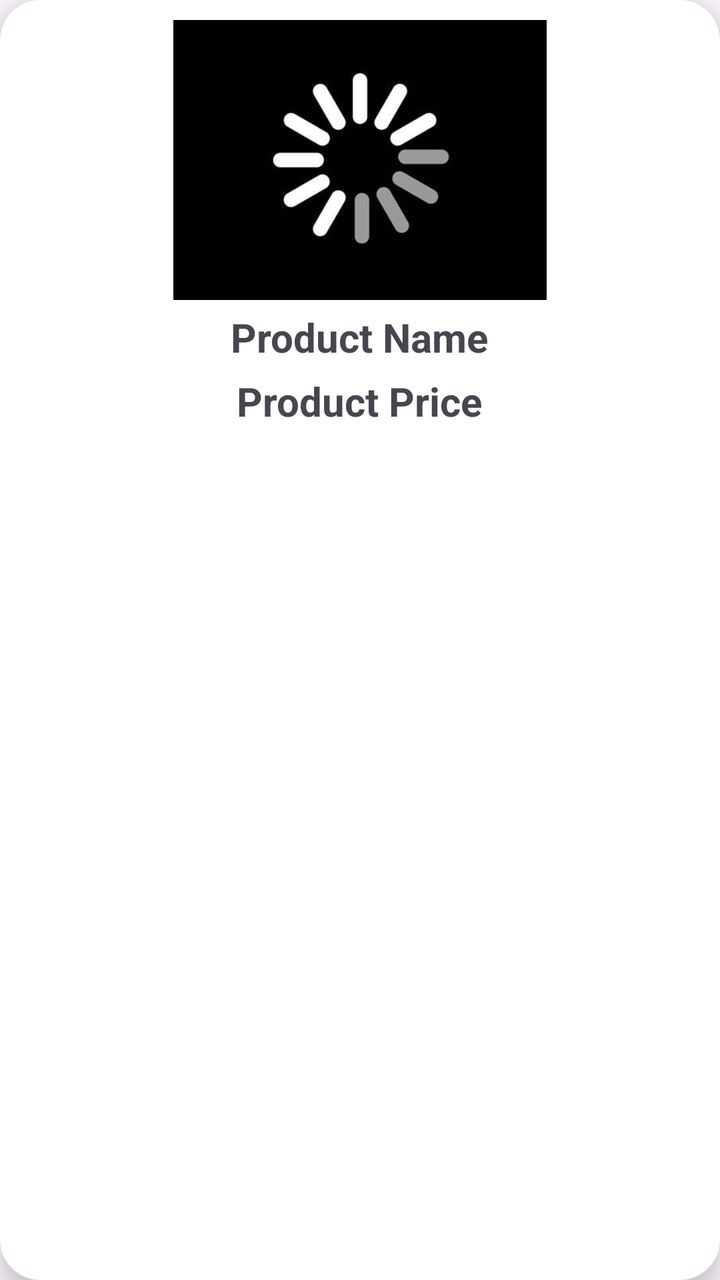
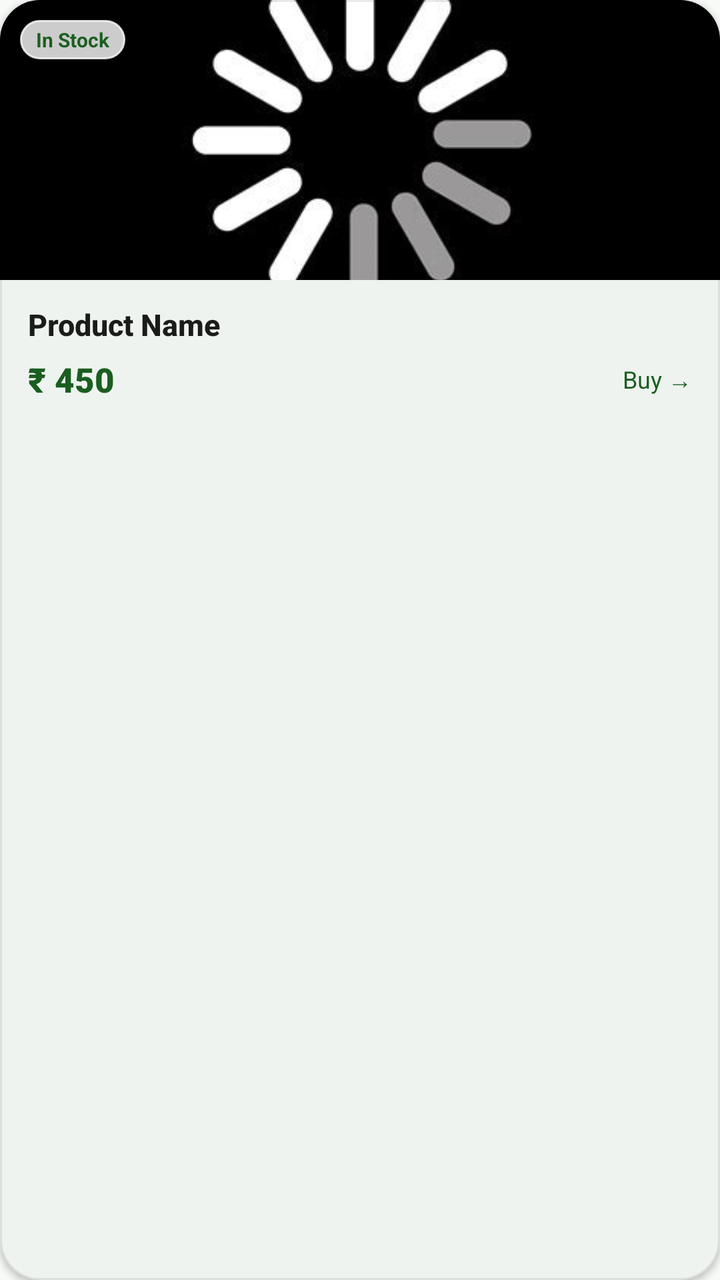

The first picture is an Android layout as it rendered before a commit; the second is the same layout after the commit. The layout source and the unified diff follow.
<!-- AndroidManifest.xml: application theme Theme.AGRICONNECT -->
<!-- res/layout/market_palce_layout.xml -->
<?xml version="1.0" encoding="utf-8"?>
    <androidx.cardview.widget.CardView
    xmlns:tools="http://schemas.android.com/tools"
    xmlns:android="http://schemas.android.com/apk/res/android"
    xmlns:app="http://schemas.android.com/apk/res-auto"

        android:layout_width="match_parent"
        android:layout_height="wrap_content"
        android:layout_marginHorizontal="10dp"
        android:layout_marginVertical="10dp"
        android:layout_marginStart="12dp"
        android:layout_marginEnd="12dp"
        app:cardCornerRadius="20dp"
        app:cardElevation="8dp">

        <LinearLayout
            android:layout_width="match_parent"
            android:layout_height="wrap_content"
            android:orientation="vertical">


            <ImageView
                android:id="@+id/Product_Image"
                android:layout_width="200dp"
                android:layout_height="150dp"
                android:layout_gravity="center_horizontal"
                android:paddingTop="10dp"
                android:src="@drawable/loding" />

            <TextView
                android:id="@+id/Product_Name"
                android:layout_width="wrap_content"
                android:layout_height="wrap_content"
                android:layout_gravity="center_horizontal"
                android:paddingLeft="5dp"
                android:paddingTop="5dp"
                android:paddingRight="5dp"
                android:text="Product Name"
                android:textAlignment="center"
                android:textSize="20dp"
                android:textStyle="bold" />

            <TextView
                android:id="@+id/Product_Price"
                android:layout_width="wrap_content"
                android:layout_height="wrap_content"
                android:layout_gravity="center_horizontal"
                android:paddingLeft="5dp"
                android:paddingTop="5dp"
                android:paddingRight="5dp"
                android:text="Product Price"
                android:textAlignment="center"
                android:textSize="20dp"
                android:textStyle="bold" />

        </LinearLayout>


    </androidx.cardview.widget.CardView>
<!-- resources referenced by this layout -->
<resources>
  <!-- drawable loding: jpg bitmap (drawable, 8285 bytes) -->
  <style name="Theme.AGRICONNECT" parent="Base.Theme.AGRICONNECT" />
  <style name="Base.Theme.AGRICONNECT" parent="Theme.Material3.DayNight.NoActionBar">
          
           <item name="colorPrimary">#0CCEE7</item>
           <item name="colorPrimaryVariant">#0CCEE7</item>
           <item name="android:statusBarColor">#0CCEE7</item>
      </style>
</resources>

<!-- the commit's change to res/layout/market_palce_layout.xml (unified diff, before → after) -->
@@ -1,59 +1,98 @@
 <?xml version="1.0" encoding="utf-8"?>
-    <androidx.cardview.widget.CardView
+<com.google.android.material.card.MaterialCardView xmlns:android="http://schemas.android.com/apk/res/android"
+    xmlns:app="http://schemas.android.com/apk/res-auto"
     xmlns:tools="http://schemas.android.com/tools"
-    xmlns:android="http://schemas.android.com/apk/res/android"
-    xmlns:app="http://schemas.android.com/apk/res-auto"
+    android:layout_width="match_parent"
+    android:layout_height="wrap_content"
+    android:layout_margin="6dp"
+    app:cardBackgroundColor="@color/white"
+    app:cardCornerRadius="20dp"
+    app:cardElevation="2dp"
+    app:strokeColor="@color/agri_card_stroke_light"
+    app:strokeWidth="1dp">
 
+    <LinearLayout
         android:layout_width="match_parent"
         android:layout_height="wrap_content"
-        android:layout_marginHorizontal="10dp"
-        android:layout_marginVertical="10dp"
-        android:layout_marginStart="12dp"
-        android:layout_marginEnd="12dp"
-        app:cardCornerRadius="20dp"
-        app:cardElevation="8dp">
+        android:background="?attr/selectableItemBackground"
+        android:orientation="vertical">
 
+        
+        <FrameLayout
+            android:layout_width="match_parent"
+            android:layout_height="140dp">
+
+            <ImageView
+                android:id="@+id/Product_Image"
+                android:layout_width="match_parent"
+                android:layout_height="match_parent"
+                android:scaleType="centerCrop"
+                android:src="@drawable/loding" />
+
+            
+            <TextView
+                android:layout_width="wrap_content"
+                android:layout_height="wrap_content"
+                android:layout_gravity="top|start"
+                android:layout_margin="10dp"
+                android:background="@drawable/bg_chip_pill"
+                android:backgroundTint="#CCFFFFFF"
+                android:paddingHorizontal="8dp"
+                android:paddingVertical="3dp"
+                android:text="In Stock"
+                android:textColor="@color/agri_green_primary"
+                android:textSize="10sp"
+                android:textStyle="bold" />
+        </FrameLayout>
+
+        
         <LinearLayout
             android:layout_width="match_parent"
             android:layout_height="wrap_content"
-            android:orientation="vertical">
-
-
-            <ImageView
-                android:id="@+id/Product_Image"
-                android:layout_width="200dp"
-                android:layout_height="150dp"
-                android:layout_gravity="center_horizontal"
-                android:paddingTop="10dp"
-                android:src="@drawable/loding" />
+            android:orientation="vertical"
+            android:paddingHorizontal="14dp"
+            android:paddingVertical="12dp">
 
             <TextView
                 android:id="@+id/Product_Name"
-                android:layout_width="wrap_content"
+                android:layout_width="match_parent"
                 android:layout_height="wrap_content"
-                android:layout_gravity="center_horizontal"
-                android:paddingLeft="5dp"
-                android:paddingTop="5dp"
-                android:paddingRight="5dp"
+                android:ellipsize="end"
+                android:fontFamily="sans-serif-medium"
+                android:maxLines="1"
                 android:text="Product Name"
-                android:textAlignment="center"
-                android:textSize="20dp"
+                android:textColor="@color/agri_text_primary"
+                android:textSize="15sp"
                 android:textStyle="bold" />
 
-            <TextView
-                android:id="@+id/Product_Price"
-                android:layout_width="wrap_content"
+            <LinearLayout
+                android:layout_width="match_parent"
                 android:layout_height="wrap_content"
-                android:layout_gravity="center_horizontal"
-                android:paddingLeft="5dp"
-                android:paddingTop="5dp"
-                android:paddingRight="5dp"
-                android:text="Product Price"
-                android:textAlignment="center"
-                android:textSize="20dp"
-                android:textStyle="bold" />
+                android:layout_marginTop="6dp"
+                android:gravity="center_vertical"
+                android:orientation="horizontal">
+
+                <TextView
+                    android:id="@+id/Product_Price"
+                    android:layout_width="0dp"
+                    android:layout_height="wrap_content"
+                    android:layout_weight="1"
+                    android:fontFamily="sans-serif-black"
+                    android:text="₹ 450"
+                    android:textColor="@color/agri_green_primary"
+                    android:textSize="17sp"
+                    android:textStyle="bold" />
+
+                <TextView
+                    android:layout_width="wrap_content"
+                    android:layout_height="wrap_content"
+                    android:fontFamily="sans-serif-bold"
+                    android:text="Buy →"
+                    android:textColor="@color/agri_green_primary"
+                    android:textSize="12sp" />
+            </LinearLayout>
 
         </LinearLayout>
 
-
-    </androidx.cardview.widget.CardView>
+    </LinearLayout>
+</com.google.android.material.card.MaterialCardView>
<!-- resource entries referenced after the edit -->
@@ -1,12 +1,56 @@
 <!-- resources referenced by this layout -->
 <resources>
+  <color name="agri_card_stroke_light">#15000000</color>
+  <color name="agri_green_primary">#1B5E20</color>
+  <color name="agri_text_primary">#1A1C19</color>
+  <color name="white">#FFFFFFFF</color>
+  <!-- drawable bg_chip_pill (drawable) -->
+  <?xml version="1.0" encoding="utf-8"?>
+  <shape xmlns:android="http://schemas.android.com/apk/res/android"
+      android:shape="rectangle">
+      <solid android:color="@color/agri_mint" />
+      <stroke
+          android:width="1dp"
+          android:color="@color/agri_mint_dark" />
+      <corners android:radius="24dp" />
+  </shape>
   <!-- drawable loding: jpg bitmap (drawable, 8285 bytes) -->
   <style name="Theme.AGRICONNECT" parent="Base.Theme.AGRICONNECT" />
+  <color name="agri_mint">#E8F5E9</color>
+  <color name="agri_mint_dark">#C8E6C9</color>
   <style name="Base.Theme.AGRICONNECT" parent="Theme.Material3.DayNight.NoActionBar">
-          
-           <item name="colorPrimary">#0CCEE7</item>
-           <item name="colorPrimaryVariant">#0CCEE7</item>
-           <item name="android:statusBarColor">#0CCEE7</item>
+          <item name="colorPrimary">@color/md_theme_light_primary</item>
+          <item name="colorOnPrimary">@color/md_theme_light_onPrimary</item>
+          <item name="colorPrimaryContainer">@color/md_theme_light_primaryContainer</item>
+          <item name="colorOnPrimaryContainer">@color/md_theme_light_onPrimaryContainer</item>
+          <item name="colorSecondary">@color/md_theme_light_secondary</item>
+          <item name="colorOnSecondary">@color/md_theme_light_onSecondary</item>
+          <item name="colorSecondaryContainer">@color/md_theme_light_secondaryContainer</item>
+          <item name="colorOnSecondaryContainer">@color/md_theme_light_onSecondaryContainer</item>
+          <item name="colorError">@color/md_theme_light_error</item>
+          <item name="colorOnError">@color/md_theme_light_onError</item>
+          <item name="colorErrorContainer">@color/md_theme_light_errorContainer</item>
+          <item name="colorOnErrorContainer">@color/md_theme_light_onErrorContainer</item>
+          <item name="android:colorBackground">@color/md_theme_light_background</item>
+          <item name="colorOnBackground">@color/md_theme_light_onBackground</item>
+          <item name="colorSurface">@color/md_theme_light_surface</item>
+          <item name="colorOnSurface">@color/md_theme_light_onSurface</item>
       </style>
+  <color name="md_theme_light_primary">#1B5E20</color>
+  <color name="md_theme_light_onPrimary">#FFFFFF</color>
+  <color name="md_theme_light_primaryContainer">#D8F3DC</color>
+  <color name="md_theme_light_onPrimaryContainer">#002105</color>
+  <color name="md_theme_light_secondary">#388E3C</color>
+  <color name="md_theme_light_onSecondary">#FFFFFF</color>
+  <color name="md_theme_light_secondaryContainer">#E8F5E9</color>
+  <color name="md_theme_light_onSecondaryContainer">#0B2F10</color>
+  <color name="md_theme_light_error">#BA1A1A</color>
+  <color name="md_theme_light_onError">#FFFFFF</color>
+  <color name="md_theme_light_errorContainer">#FFDAD6</color>
+  <color name="md_theme_light_onErrorContainer">#410002</color>
+  <color name="md_theme_light_background">#F8FAF7</color>
+  <color name="md_theme_light_onBackground">#191C19</color>
+  <color name="md_theme_light_surface">#FFFFFF</color>
+  <color name="md_theme_light_onSurface">#191C19</color>
 </resources>
 
